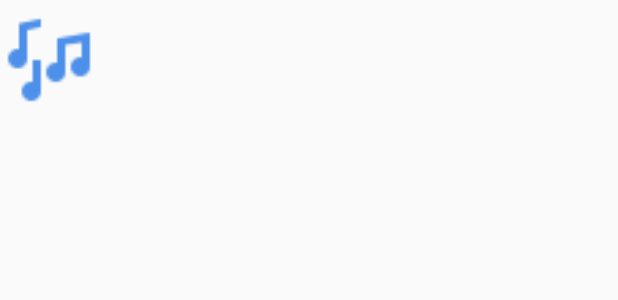
After one commit to d3b8g/VKTestersMentoring, an Android app: the layout cell_audio.xml on its own in the app's theme, with its tools: preview values and no code run, on a phone screen of 412 x 824 dp. The commit adds this screen. Shown: the top 300 px of the screen. Run offline under Robolectric (Android 15) with nearby library versions, the light colour scheme and no system bars.

Commit message:
modern media center

```diff
--- a/app/src/main/AndroidManifest.xml
+++ b/app/src/main/AndroidManifest.xml
@@ -3,6 +3,9 @@
     package="net.d3b8g.vktestersmentoring">
 
     <uses-permission android:name="android.permission.INTERNET" />
+    <uses-permission android:name="android.permission.READ_EXTERNAL_STORAGE"/>
+    <uses-permission android:name="android.permission.WRITE_EXTERNAL_STORAGE"/>
+    <uses-permission android:name="android.permission.RECORD_AUDIO"/>
 
     <application
         android:allowBackup="true"
@@ -22,6 +25,7 @@
             </intent-filter>
         </activity>
         <activity android:name=".ui.splashscreen.SplashScreen" android:theme="@style/AppTheme.NoActionBar" />
+        <service android:name=".back.DictoCors"/>
     </application>
 
 </manifest>
--- a/app/src/main/java/net/d3b8g/vktestersmentoring/MainActivity.kt
+++ b/app/src/main/java/net/d3b8g/vktestersmentoring/MainActivity.kt
@@ -21,6 +21,7 @@ import com.google.android.material.navigation.NavigationView
 import net.d3b8g.vktestersmentoring.prefs.pMineName
 import net.d3b8g.vktestersmentoring.prefs.pMineVisits
 import net.d3b8g.vktestersmentoring.ui.home.MediaCenter
+import net.d3b8g.vktestersmentoring.ui.home.MediaCenter.Companion.recording_anim
 import net.d3b8g.vktestersmentoring.ui.splashscreen.SplashScreen
 
 class MainActivity : AppCompatActivity(), net.d3b8g.vktestersmentoring.interfaces.MediaCenter {
@@ -77,10 +78,11 @@ class MainActivity : AppCompatActivity(), net.d3b8g.vktestersmentoring.interface
     }
 
     override fun startRecordingComponents() {
+        recording_anim = true
         val transaction = (this as FragmentActivity).supportFragmentManager.beginTransaction()
         transaction.replace(mCenter.id, MediaCenter()).commit()
         mCenter.visibility = View.VISIBLE
-        Log.e("RRR","start")
+
     }
 
 }
--- a/app/src/main/java/net/d3b8g/vktestersmentoring/back/DictoCors.kt
+++ b/app/src/main/java/net/d3b8g/vktestersmentoring/back/DictoCors.kt
@@ -5,6 +5,7 @@ import android.content.Intent
 import android.media.MediaRecorder
 import android.os.IBinder
 import android.text.format.DateFormat
+import android.util.Log
 import android.widget.Toast
 import net.d3b8g.vktestersmentoring.helper.Components.Companion.mMicro
 import net.d3b8g.vktestersmentoring.helper.PathHelper.Companion.audioPath
@@ -17,12 +18,14 @@ class DictoCors:Service() {
         mMicro = MediaRecorder()
 
         val path_mic = File(audioPath)
-
+        path_mic.mkdirs()
         var file_out: File = File.createTempFile("${DateFormat.format("MM-dd_kk-mm", Date().time)}_audio",".3gp",path_mic)
 
         mMicro?.let {
             it.setAudioSource(MediaRecorder.AudioSource.MIC)
+            Log.e("RRR","1")
             try{
+                Log.e("RRR","2")
                 it.setAudioSamplingRate(44100)
                 it.setAudioEncodingBitRate(96000)
                 it.setOutputFormat(MediaRecorder.OutputFormat.THREE_GPP)
--- a/app/src/main/java/net/d3b8g/vktestersmentoring/ui/dicto/Dictaphone.kt
+++ b/app/src/main/java/net/d3b8g/vktestersmentoring/ui/dicto/Dictaphone.kt
@@ -7,6 +7,7 @@ import android.media.MediaRecorder
 import android.os.Build
 import android.os.Bundle
 import android.os.Handler
+import android.util.Log
 import android.view.LayoutInflater
 import android.view.View
 import android.view.ViewGroup
@@ -41,6 +42,7 @@ class Dictaphone: Fragment() {
                         requireActivity(),
                         arrayOf(
                             Manifest.permission.WRITE_EXTERNAL_STORAGE,
+                            Manifest.permission.READ_EXTERNAL_STORAGE,
                             Manifest.permission.RECORD_AUDIO
                         ),
                         502
@@ -70,6 +72,7 @@ class Dictaphone: Fragment() {
             502->{
                 if(grantResults[0]==PackageManager.PERMISSION_GRANTED){
                     requireActivity().startService(Intent(requireContext(),DictoCors::class.java))
+                    btnRecord.setBackgroundDrawable(requireContext().getDrawable(R.drawable.ic_stop))
                 }else{
                     Toast.makeText(requireContext(),"Прокинь права приложению для микрофона",Toast.LENGTH_SHORT).show()
                 }
--- /dev/null
+++ b/app/src/main/res/layout/cell_audio.xml
@@ -0,0 +1,12 @@
+<?xml version="1.0" encoding="utf-8"?>
+<LinearLayout
+    xmlns:android="http://schemas.android.com/apk/res/android"
+    android:layout_width="120dp"
+    android:layout_height="80dp">
+    <de.hdodenhof.circleimageview.CircleImageView
+        android:layout_gravity="center"
+        android:background="@drawable/ic_note_img"
+        android:layout_width="65dp"
+        android:layout_height="65dp"/>
+
+</LinearLayout>
--- a/app/src/main/res/layout/layout_splash.xml
+++ b/app/src/main/res/layout/layout_splash.xml
@@ -43,5 +43,10 @@
         android:text="@string/register_btn"
         android:layout_width="185dp"
         android:layout_height="wrap_content"/>
+    <ImageView
+        android:id="@+id/imgSr"
+        android:src="@drawable/background_splashscreen"
+        android:layout_width="match_parent"
+        android:layout_height="wrap_content"/>
 
 </LinearLayout>
```
Also changed, not shown: app/src/main/java/net/d3b8g/vktestersmentoring/ui/home/MediaCenter.kt (+4 -25 lines), app/src/main/res/drawable-hdpi/ic_note_img.png (added), app/src/main/res/drawable-mdpi/ic_note_img.png (added), app/src/main/res/drawable-xhdpi/ic_note_img.png (added), app/src/main/res/drawable-xxhdpi/ic_note_img.png (added), app/src/main/res/drawable-xxxhdpi/ic_note_img.png (added), 1 other file.
